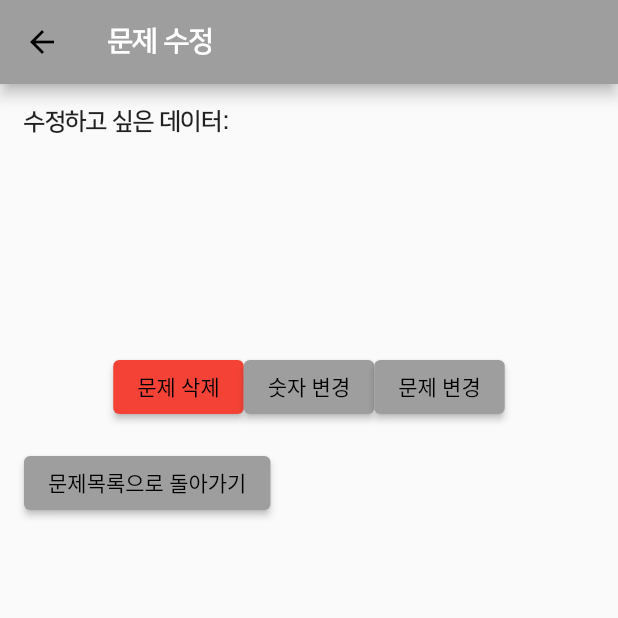
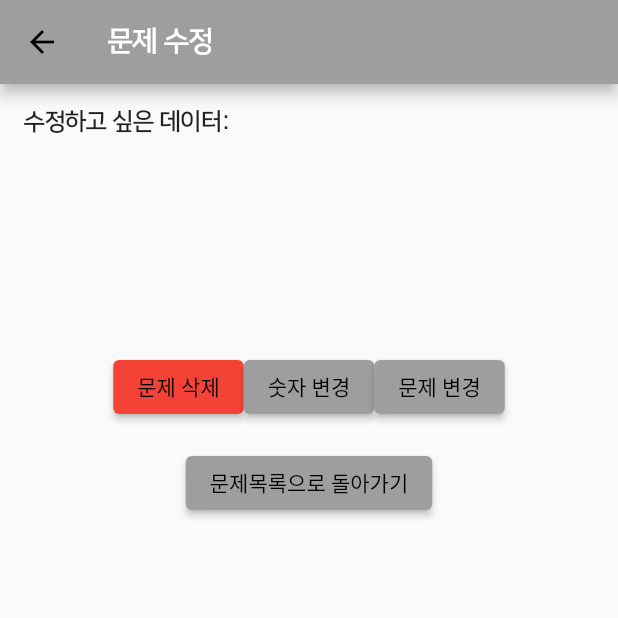
Before and after one commit to SEOSURI/seosuri_fe, a Flutter app: the TestCorrectionScreen screen opened directly with empty values, on a phone screen of 412 x 824 dp, the top half of it. Run offline on Flutter 3.47's test engine with Material 2 defaults, Android fonts, the phone set to English and light mode, and no system bars; our stand-ins replace image_picker; missing offline and left inert: flutter_email_sender; network calls fail.

```diff
--- a/lib/testcor.dart
+++ b/lib/testcor.dart
@@ -167,11 +167,14 @@ class _TestCorrectionScreenState extends State<TestCorrectionScreen> {
                 ],
               ),
               SizedBox(height: 16),
-              ElevatedButton(
-                onPressed: () {
-                  Navigator.pop(context);
-                },
-                child: Text('문제목록으로 돌아가기'),
+              Align(
+                alignment: Alignment.bottomCenter,
+                child: ElevatedButton(
+                  onPressed: () {
+                    Navigator.pop(context);
+                  },
+                  child: Text('문제목록으로 돌아가기'),
+                ),
               ),
               if (isDataDeleted)
                 AlertDialog(
```
